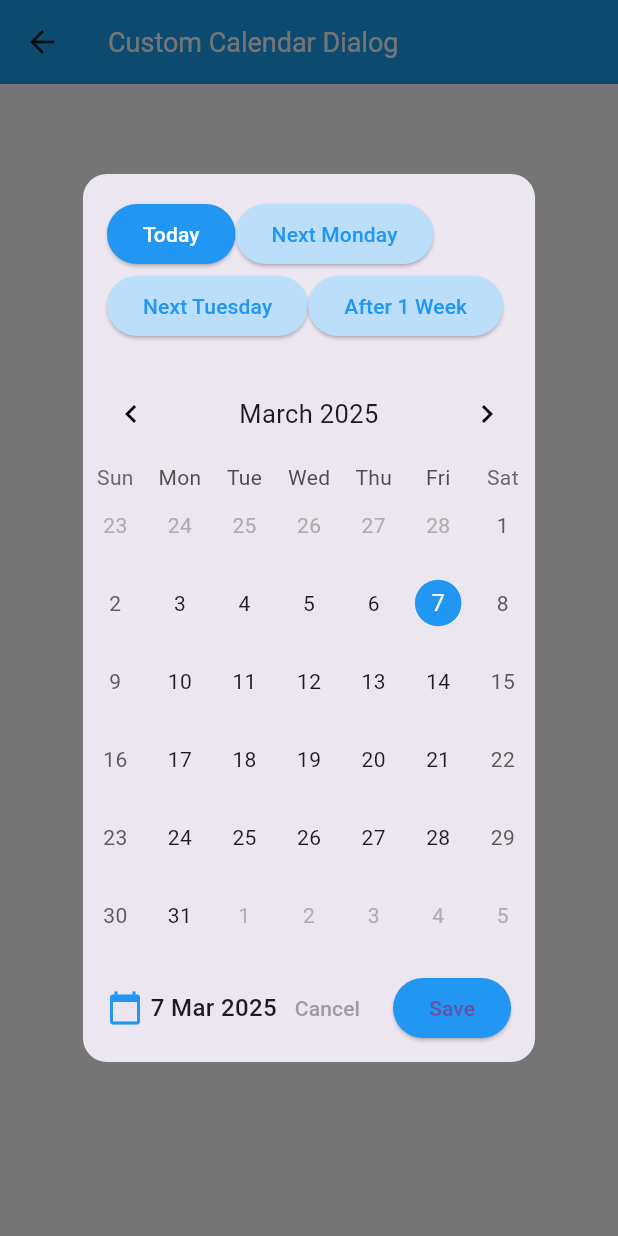
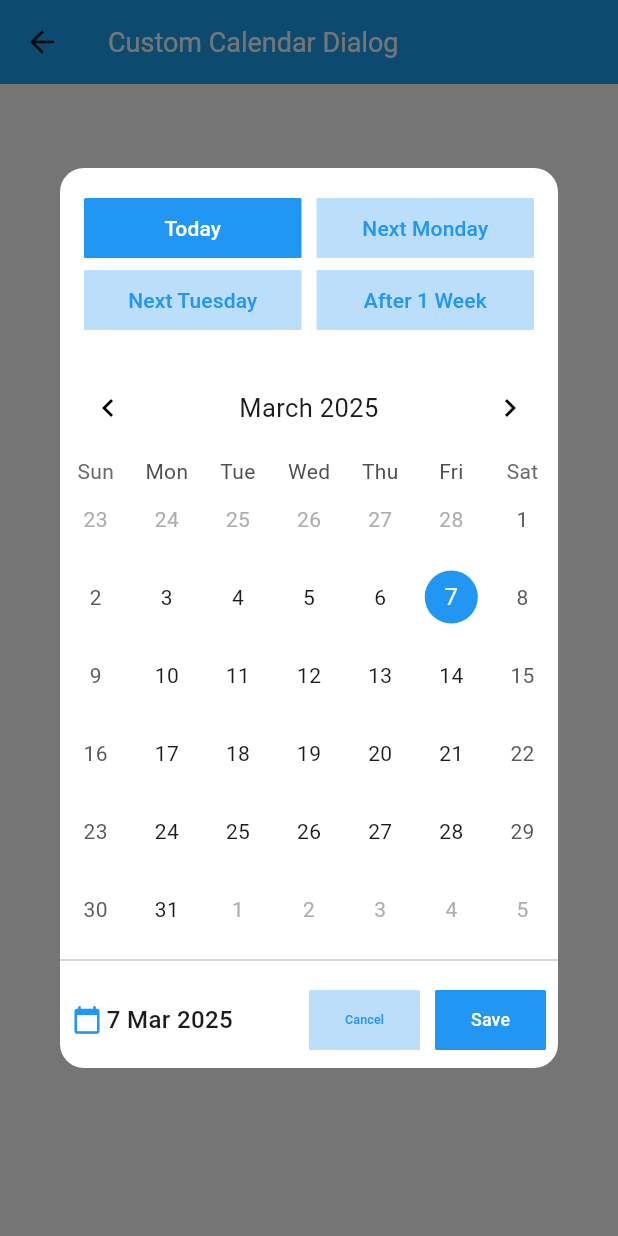
Before and after one commit to vicky-prog/employee_record, a Flutter app: the CalendarScreen screen opened directly, after a tap on "Select Date", on a phone screen of 412 x 824 dp. Run offline on Flutter 3.47's test engine with Material 3 defaults, Android fonts, the phone set to English and light mode, and no system bars; drawn by our look-alikes of table_calendar; our stand-ins replace drift, drift_flutter, equatable, flutter_bloc, hexcolor; missing offline and left inert: drift_dev, sqlite3; accounts and stored records are empty; generated files the repository leaves out were written again.

Commit message:
calender design working

```diff
--- a/lib/presentation/blocs/bloc/employee_state.dart
+++ b/lib/presentation/blocs/bloc/employee_state.dart
@@ -1,6 +1,7 @@
 part of 'employee_bloc.dart';
 
 enum EmployeeFormState { list, add, edit }
+
 class EmployeeState extends Equatable {
   final List<Employee> employees;
   final EmployeeFormState formState;
--- a/lib/presentation/pages/employee_page.dart
+++ b/lib/presentation/pages/employee_page.dart
@@ -1,5 +1,6 @@
 import 'package:drift/drift.dart' show Value;
 import 'package:employee_record/presentation/blocs/bloc/employee_bloc.dart';
+import 'package:employee_record/presentation/widgets/calendar_dialog.dart';
 import 'package:flutter/material.dart';
 import 'package:flutter_bloc/flutter_bloc.dart';
 import 'package:employee_record/data/local/database/app_database.dart';
@@ -13,6 +14,7 @@ class EmployeeScreen extends StatefulWidget {
 
 class _EmployeeScreenState extends State<EmployeeScreen> {
   String selectedRole = "Select role";
+  DateTime _selectedDay = DateTime.now();
  final TextEditingController nameController = TextEditingController(
 
     );
@@ -46,6 +48,14 @@ class _EmployeeScreenState extends State<EmployeeScreen> {
         Navigator.pop(context);
       },
     );
+  }
+
+  @override
+  void initState() {
+   WidgetsBinding.instance.addPostFrameCallback((_){
+      context.read<EmployeeBloc>().add(LoadEmployees());
+   });
+    super.initState();
   }
 
   @override
@@ -199,7 +209,9 @@ class _EmployeeScreenState extends State<EmployeeScreen> {
               children: [
                 Expanded(
                   child: GestureDetector(
-                    onTap: () {},
+                    onTap: () {
+                      _openCalendarDialog();
+                    },
                     child: Container(
                       padding: const EdgeInsets.symmetric(
                         horizontal: 12,
@@ -346,38 +358,25 @@ class _EmployeeScreenState extends State<EmployeeScreen> {
               ),
             ),
           ),
-          // ElevatedButton(
-          //   onPressed: () {
-          //     final employee = EmployeesCompanion(
-          //       id:
-          //           state.editingEmployee != null
-          //               ? Value(
-          //                 state.editingEmployee!.id,
-          //               ) // ✅ Preserve ID for updates
-          //               : const Value.absent(), // ✅ Auto-increment for new entries
-          //       name: Value(nameController.text),
-          //       position: Value(state.selectedRole),
-          //       dateOfJoining: Value(DateTime.now()),
-          //     );
 
-          //     if (state.formState == EmployeeFormState.add) {
-          //       context.read<EmployeeBloc>().add(AddEmployee(employee));
-          //     } else {
-          //       context.read<EmployeeBloc>().add(UpdateEmployee(employee));
-          //     }
-
-          //     context.read<EmployeeBloc>().add(
-          //       SwitchFormState(formState: EmployeeFormState.list),
-          //     );
-          //   },
-          //   child: Text(
-          //     state.formState == EmployeeFormState.add
-          //         ? "Add Employee"
-          //         : "Update Employee",
-          //   ),
-          // ),
         ],
       ),
     );
   }
+
+   void _openCalendarDialog() {
+    showDialog(
+      context: context,
+      builder: (context) {
+        return CalendarDialog(
+          selectedDay: _selectedDay,
+          onDateSelected: (newDate) {
+            setState(() {
+              _selectedDay = newDate;
+            });
+          },
+        );
+      },
+    );
+  }
 }
--- a/lib/presentation/widgets/calendar_dialog.dart
+++ b/lib/presentation/widgets/calendar_dialog.dart
@@ -1,8 +1,6 @@
 import 'package:table_calendar/table_calendar.dart';
 import 'package:intl/intl.dart';
 import 'package:flutter/material.dart';
-
-
 
 class CalendarDialog extends StatefulWidget {
   final DateTime selectedDay;
@@ -30,6 +28,7 @@ class _CalendarDialogState extends State<CalendarDialog> {
   @override
   Widget build(BuildContext context) {
     return AlertDialog(
+      backgroundColor: Colors.white,
       shape: RoundedRectangleBorder(borderRadius: BorderRadius.circular(16)),
       contentPadding: EdgeInsets.all(0),
       content: Column(
@@ -40,14 +39,37 @@ class _CalendarDialogState extends State<CalendarDialog> {
              padding: const EdgeInsets.all(16),
             child: Column(
               children: [
-                Row(children: [
-                  _quickSelectButton("Today", DateTime.now()),
-                  _quickSelectButton("Next Monday", _getNextMonday()),
-                ]),
-                Row(children: [
-                  _quickSelectButton("Next Tuesday", _getNextTuesday()),
-                  _quickSelectButton("After 1 Week", _selectedDay.add(Duration(days: 7))),
-                ]),
+                Row(
+                  children: [
+                    Expanded(
+                      child: _quickSelectButton("Today", DateTime.now()),
+                    ),
+                    SizedBox(width: 10),
+                    Expanded(
+                      child: _quickSelectButton(
+                        "Next Monday",
+                        _getNextMonday(),
+                      ),
+                    ),
+                  ],
+                ),
+                Row(
+                  children: [
+                    Expanded(
+                      child: _quickSelectButton(
+                        "Next Tuesday",
+                        _getNextTuesday(),
+                      ),
+                    ),
+                    SizedBox(width: 10),
+                    Expanded(
+                      child: _quickSelectButton(
+                        "After 1 Week",
+                        _selectedDay.add(Duration(days: 7)),
+                      ),
+                    ),
+                  ],
+                ),
               ],
             ),
           ),
@@ -79,40 +101,85 @@ class _CalendarDialogState extends State<CalendarDialog> {
               });
             },
           ),
-          // Bottom Actions
+          Divider(),
+
           Padding(
-            padding: const EdgeInsets.symmetric(horizontal: 16, vertical: 12),
+            padding: const EdgeInsets.all(8.0),
             child: Row(
-              mainAxisAlignment: MainAxisAlignment.spaceBetween,
+
               children: [
-                Row(
+                Expanded(
+                  child: Row(
                     children: [
-                    Icon(Icons.calendar_today, color: Colors.blue),
-                    SizedBox(width: 5),
+                      Icon(Icons.calendar_today, color: Colors.blue,size: 20,),
+                      SizedBox(width: 3),
                       Text(
                         DateFormat('d MMM yyyy').format(_selectedDay),
-                      style: TextStyle(fontSize: 16, fontWeight: FontWeight.w500),
+                        style: TextStyle(
+                          fontSize: 16,
+                          fontWeight: FontWeight.w500,
+                        ),
                       ),
                     ],
                   ),
-                Row(
+                ),
+                Expanded(
+                  child: Row(
                     children: [
-                    TextButton(
-                      onPressed: () => Navigator.pop(context),
-                      child: Text("Cancel", style: TextStyle(color: Colors.grey)),
+                      Expanded(
+                        child: ElevatedButton(
+                          onPressed: () {
+                            Navigator.pop(context);
+                          },
+                          style: ElevatedButton.styleFrom(
+                            elevation: 0,
+                            backgroundColor: Colors.blue.shade100,
+                            foregroundColor: Colors.blue,
+                            shape: RoundedRectangleBorder(
+                              borderRadius: BorderRadius.circular(
+                                1,
+                              ), // Adjust the radius as needed
                             ),
+                          ),
+                          child: FittedBox(
+                            child: Text(
+                              "Cancel",
+                              maxLines: 1,
+                              style: TextStyle(),
+                            ),
+                          ),
+                        ),
+                      ),
+
                       SizedBox(width: 10),
-                    ElevatedButton(
+                       Expanded(
+                         child: ElevatedButton(
                           onPressed: () {
                               widget.onDateSelected(_selectedDay);
                             Navigator.pop(context);
                           },
-                      child: Text("Save"),
                           style: ElevatedButton.styleFrom(
+                            elevation: 0,
                             backgroundColor: Colors.blue,
+                            foregroundColor: Colors.white,
+                            shape: RoundedRectangleBorder(
+                              borderRadius: BorderRadius.circular(
+                                1,
+                              ), // Adjust the radius as needed
                             ),
                           ),
+                          child: FittedBox(
+                            child: Text(
+                              "Save",
+                              maxLines: 1,
+                              style: TextStyle(),
+                            ),
+                          ),
+                                               ),
+                       ),
+
                     ],
+                  ),
                 ),
               ],
             ),
@@ -131,10 +198,14 @@ class _CalendarDialogState extends State<CalendarDialog> {
         });
       },
       style: ElevatedButton.styleFrom(
+        elevation: 0,
         backgroundColor: isSelected ? Colors.blue : Colors.blue.shade100,
         foregroundColor: isSelected ? Colors.white : Colors.blue,
+        shape: RoundedRectangleBorder(
+          borderRadius: BorderRadius.circular(1), // Adjust the radius as needed
         ),
-      child: Text(label),
+      ),
+      child: FittedBox(child: Text(label, maxLines: 1, style: TextStyle())),
     );
   }
 
@@ -147,6 +218,8 @@ class _CalendarDialogState extends State<CalendarDialog> {
   DateTime _getNextTuesday() {
     DateTime now = DateTime.now();
     int daysUntilTuesday = (DateTime.tuesday - now.weekday + 7) % 7;
-    return now.add(Duration(days: daysUntilTuesday == 0 ? 7 : daysUntilTuesday));
+    return now.add(
+      Duration(days: daysUntilTuesday == 0 ? 7 : daysUntilTuesday),
+    );
   }
 }
```
Lines whose indentation alone changed are shown as unchanged.
